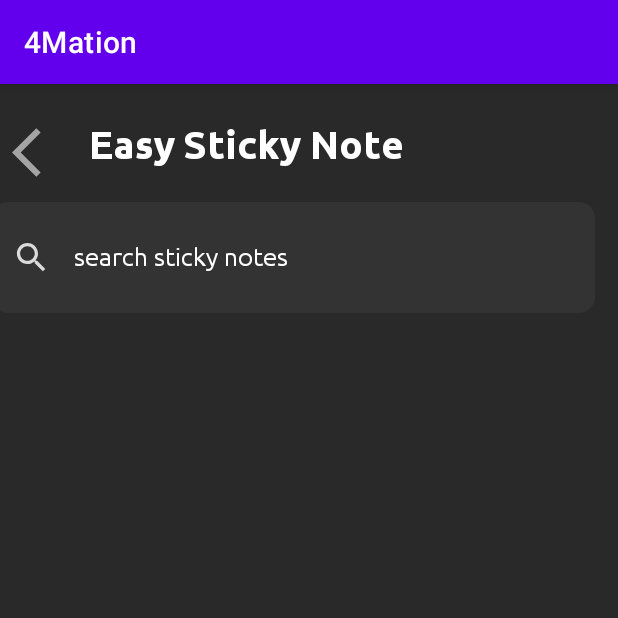
After one commit to SupunGurusinghe/MAD_Group_Project, an Android app: the stkAfterType screen opened directly, with no data from a screen before it, on a phone screen of 412 x 824 dp, the top half of it. The commit adds this screen. Run offline under Robolectric (Android 15) with nearby library versions, the phone set to English and light mode, and no system bars; our stand-ins replace sdp/ssp sizes.

Commit message:
complete full UI

```diff
--- /dev/null
+++ b/app/src/main/java/com/example/a4mation/activities/stkAfterType.java
@@ -0,0 +1,16 @@
+package com.example.a4mation.activities;
+
+import androidx.appcompat.app.AppCompatActivity;
+
+import android.os.Bundle;
+
+import com.example.a4mation.R;
+
+public class stkAfterType extends AppCompatActivity {
+
+    @Override
+    protected void onCreate(Bundle savedInstanceState) {
+        super.onCreate(savedInstanceState);
+        setContentView(R.layout.activity_stk_after_type);
+    }
+}
--- /dev/null
+++ b/app/src/main/res/drawable/ic_addplus.xml
@@ -0,0 +1,5 @@
+<vector android:height="24dp" android:tint="@android:color/holo_green_dark"
+    android:viewportHeight="24" android:viewportWidth="24"
+    android:width="24dp" xmlns:android="http://schemas.android.com/apk/res/android">
+    <path android:fillColor="@android:color/white" android:pathData="M12,2C6.48,2 2,6.48 2,12s4.48,10 10,10 10,-4.48 10,-10S17.52,2 12,2zM17,13h-4v4h-2v-4L7,13v-2h4L11,7h2v4h4v2z"/>
+</vector>
--- /dev/null
+++ b/app/src/main/res/drawable/ic_searchstk.xml
@@ -0,0 +1,5 @@
+<vector android:height="24dp" android:tint="#E9DDDD"
+    android:viewportHeight="24" android:viewportWidth="24"
+    android:width="24dp" xmlns:android="http://schemas.android.com/apk/res/android">
+    <path android:fillColor="@android:color/white" android:pathData="M15.5,14h-0.79l-0.28,-0.27C15.41,12.59 16,11.11 16,9.5 16,5.91 13.09,3 9.5,3S3,5.91 3,9.5 5.91,16 9.5,16c1.61,0 3.09,-0.59 4.23,-1.57l0.27,0.28v0.79l5,4.99L20.49,19l-4.99,-5zM9.5,14C7.01,14 5,11.99 5,9.5S7.01,5 9.5,5 14,7.01 14,9.5 11.99,14 9.5,14z"/>
+</vector>
--- /dev/null
+++ b/app/src/main/res/layout/activity_stk_after_type.xml
@@ -0,0 +1,99 @@
+<?xml version="1.0" encoding="utf-8"?>
+<androidx.constraintlayout.widget.ConstraintLayout xmlns:android="http://schemas.android.com/apk/res/android"
+    xmlns:app="http://schemas.android.com/apk/res-auto"
+    xmlns:tools="http://schemas.android.com/tools"
+    android:layout_width="match_parent"
+    android:layout_height="match_parent"
+    android:background="@color/colorPrimary"
+    tools:context=".activities.stkAfterType">
+
+
+    <ImageView
+        android:id="@+id/tohome"
+        android:layout_width="@dimen/_30sdp"
+        android:layout_height="@dimen/_30sdp"
+        android:layout_marginStart="@dimen/_6sdp"
+        android:layout_marginLeft="@dimen/_6sdp"
+        android:layout_marginTop="@dimen/_20sdp"
+        android:layout_marginEnd="@dimen/_12sdp"
+        android:layout_marginRight="@dimen/_12sdp"
+        android:contentDescription="@string/app_name"
+        app:srcCompat="@drawable/ic_back"
+        app:layout_constraintStart_toStartOf="parent"
+        app:layout_constraintTop_toTopOf="parent"
+        app:tint="@color/colorIcons" />
+
+    <TextView
+        android:id="@+id/tv_backhome"
+        android:layout_width="321dp"
+        android:layout_height="33dp"
+        android:layout_marginStart="12dp"
+        android:layout_marginLeft="12dp"
+        android:layout_marginTop="@dimen/_20sdp"
+        android:fontFamily="@font/ubuntu_bold"
+        android:includeFontPadding="false"
+        android:text="@string/tv_backhome"
+        android:textColor="@color/colorWhite"
+        android:textSize="@dimen/_20ssp"
+        app:layout_constraintBottom_toBottomOf="@id/tohome"
+        app:layout_constraintStart_toEndOf="@id/tohome"
+        app:layout_constraintTop_toTopOf="parent"
+        app:layout_constraintVertical_bias="0.0" />
+
+    <LinearLayout
+        android:id="@+id/Searchstknotes"
+        android:layout_width="402dp"
+        android:layout_height="74dp"
+        android:layout_marginTop="@dimen/_15sdp"
+        android:layout_marginEnd="16dp"
+        android:layout_marginRight="16dp"
+        android:background="@drawable/password_search"
+        android:gravity="center_vertical"
+        android:orientation="horizontal"
+        android:paddingStart="@dimen/_10sdp"
+        android:paddingEnd="@dimen/_10sdp"
+        app:layout_constraintBottom_toBottomOf="parent"
+        app:layout_constraintEnd_toEndOf="parent"
+        app:layout_constraintTop_toBottomOf="@id/tv_backhome"
+        app:layout_constraintVertical_bias="0.0">
+
+        <ImageView
+            android:layout_width="@dimen/_20sdp"
+            android:layout_height="@dimen/_20sdp"
+            android:contentDescription="@string/app_name"
+            app:srcCompat="@drawable/ic_search"
+            app:tint="@color/colorSearchIcon" />
+
+        <EditText
+            android:id="@+id/searchstkinput"
+            android:layout_width="match_parent"
+            android:layout_height="@dimen/_35sdp"
+            android:layout_marginStart="@dimen/_12sdp"
+            android:layout_marginLeft="@dimen/_12sdp"
+            android:background="@null"
+            android:fontFamily="@font/ubuntu_regular"
+            android:imeOptions="actionDone"
+            android:importantForAutofill="no"
+            android:includeFontPadding="false"
+            android:inputType="text"
+            android:text="@string/searchstkinput"
+            android:textColor="@color/colorWhite"
+            android:textColorHint="@color/colorTextHint"
+            android:textSize="@dimen/_13ssp" />
+
+    </LinearLayout>
+
+    <LinearLayout
+        android:id="@+id/layoutFooter"
+        android:layout_width="match_parent"
+        android:layout_height="wrap_content"
+        android:background="@color/colorQuickActionBackground"
+        android:gravity="center_vertical"
+        android:orientation="horizontal"
+        android:padding="@dimen/_20sdp"
+        app:layout_constraintBottom_toBottomOf="parent">
+
+    </LinearLayout>
+
+
+</androidx.constraintlayout.widget.ConstraintLayout>
--- a/app/src/main/res/values/strings.xml
+++ b/app/src/main/res/values/strings.xml
@@ -74,4 +74,13 @@
     <string name="et_bd">Type Here</string>
     <string name="tv_urladding">Add URL</string>
     <string name="tv_4toadding">Add Photo</string>
+    <string name="tv_backhome">Easy Sticky Note</string>
+    <string name="searchstkinput">search sticky notes</string>
+
+    <string name="tv_1">characters</string>
+    <string name="tv_2">words</string>
+    <string name="tv_3">sentences</string>
+    <string name="tv_chcount">0</string>
+    <string name="tv_wocount">0</string>
+    <string name="tv_secount">0</string>
 </resources>
```
Also changed, not shown: app/src/main/AndroidManifest.xml (+4 -4 lines), app/src/main/res/drawable/ic_web.xml (added, +11 -0 lines), app/src/main/res/layout/activity_stk_type_msg.xml (+97 -103 lines).
